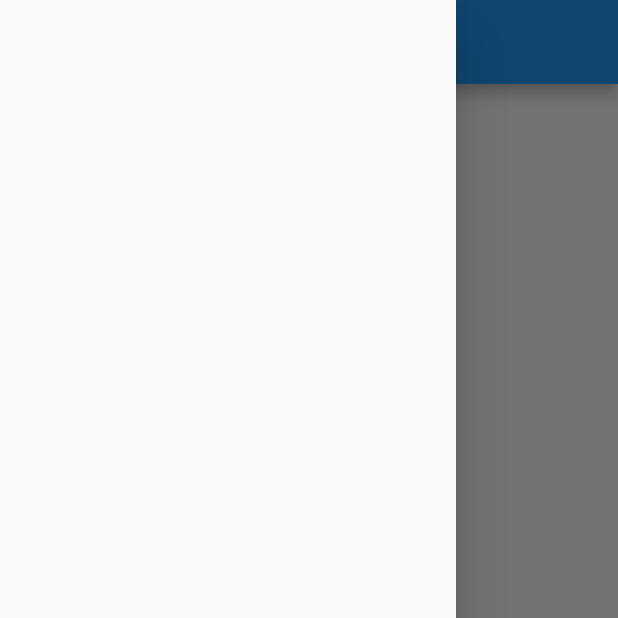
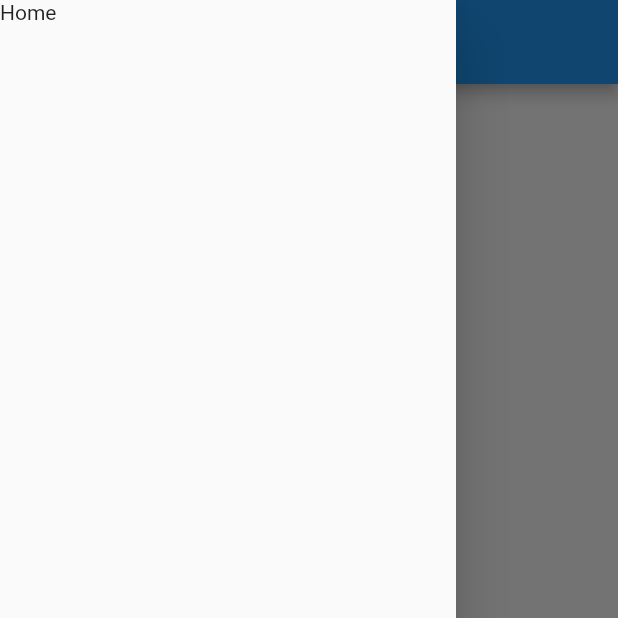
Before and after one commit to PHP-Programmer/learnflutter, a Flutter app: the screen it shows after launch, with the side drawer open, on a phone screen of 412 x 824 dp, the top half of it. Run offline on Flutter 3.47's test engine with Material 2 defaults, Android fonts, the phone set to English and light mode, and no system bars.

Commit message:
day2 completed

```diff
--- a/lib/home_page.dart
+++ b/lib/home_page.dart
@@ -1,3 +1,5 @@
+import 'dart:io';
+
 import "package:flutter/material.dart";
 
 class HomePage extends StatelessWidget {
@@ -16,7 +18,7 @@ class HomePage extends StatelessWidget {
           child: Text("Welcome $name this is a $days days of flutter"),
         ),
       ),
-      drawer: Drawer(),
+      drawer: Drawer(child: Text("Home")),
     );
   }
 }
```
